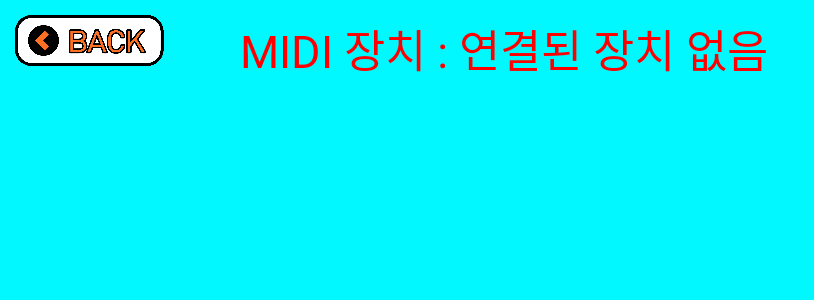
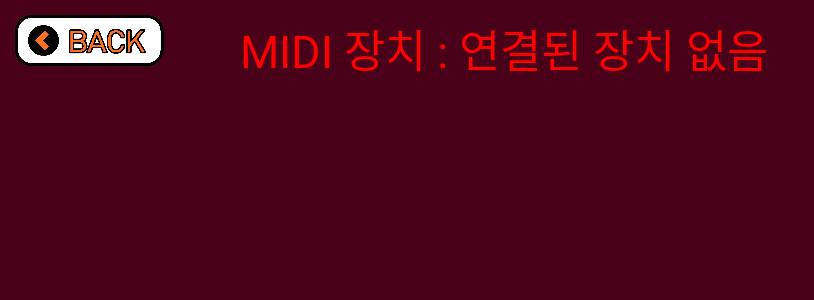
Before and after one commit to BlackLair/Crescendo_Piano, an Android app: the MidiActivity screen opened directly, with no data from a screen before it, on a phone screen of 824 x 412 dp (held sideways). Shown: the top 300 px of the screen, without its empty margins (0-814 px from the left). Run offline under Robolectric (Android 15) with nearby library versions, the phone set to English and light mode, and no system bars; 3 statements that could not run were skipped.

Commit message:
MIDI 장치 연결 혹은 해제시 배경 색 애니메이션으로 전환 코드선택액티비티 미사용 변수 제거

```diff
--- a/app/src/main/java/com/example/crescendo_piano/CodeSelectActivity.java
+++ b/app/src/main/java/com/example/crescendo_piano/CodeSelectActivity.java
@@ -56,7 +56,7 @@ public class CodeSelectActivity extends AppCompatActivity {
         // 페이지 넘어갈 때 배경색 바꾸기
         code_background=findViewById(R.id.code_background);
         ValueAnimator colorAnimation;
-        int colorfrom, colorto, count=0;
+        int colorfrom, colorto;
         colorfrom=((ColorDrawable)code_background.getBackground()).getColor();
         colorto= Color.parseColor("#33FF33");
         colorAnimation=ValueAnimator.ofObject(new ArgbEvaluator(), colorfrom, colorto);
--- a/app/src/main/java/com/example/crescendo_piano/MidiActivity.java
+++ b/app/src/main/java/com/example/crescendo_piano/MidiActivity.java
@@ -3,9 +3,12 @@ package com.example.crescendo_piano;
 import androidx.annotation.RequiresApi;
 import androidx.appcompat.app.AppCompatActivity;
 
+import android.animation.ArgbEvaluator;
+import android.animation.ValueAnimator;
 import android.content.Context;
 import android.content.Intent;
 import android.graphics.Color;
+import android.graphics.drawable.ColorDrawable;
 import android.media.SoundPool;
 import android.media.midi.MidiDevice;
 import android.media.midi.MidiDeviceInfo;
@@ -18,6 +21,7 @@ import android.os.Looper;
 import android.view.MotionEvent;
 import android.view.View;
 import android.widget.ImageButton;
+import android.widget.RelativeLayout;
 import android.widget.TextView;
 
 import org.w3c.dom.Text;
@@ -37,6 +41,8 @@ public class MidiActivity extends AppCompatActivity {
     public int inst;    // 0 : 피아노 1 : 바이올린 3 : 하프
     public TextView deviceName;
     public Boolean isConnected=false;
+    public RelativeLayout midi_layout;
+    public ValueAnimator colorAnimation;
     @RequiresApi(api = Build.VERSION_CODES.P)
     @Override
     protected void onCreate(Bundle savedInstanceState) {
@@ -65,6 +71,21 @@ public class MidiActivity extends AppCompatActivity {
         MidiDeviceInfo[] deviceList=midiManager.getDevices();   // 연결되어 있는 장치 목록 가져옴
 
 
+
+        int colorfrom, colorto;
+        midi_layout=(RelativeLayout)findViewById(R.id.midi_layout);
+        colorfrom=((ColorDrawable)midi_layout.getBackground()).getColor();
+        colorto= Color.parseColor("#008886");
+        colorAnimation=ValueAnimator.ofObject(new ArgbEvaluator(), colorfrom, colorto);
+        colorAnimation.addUpdateListener(new ValueAnimator.AnimatorUpdateListener() {
+            @Override
+            public void onAnimationUpdate(ValueAnimator valueAnimator) {
+                midi_layout.setBackgroundColor((int)valueAnimator.getAnimatedValue());
+            }
+        });
+
+
+
         deviceName=(TextView)findViewById(R.id.deviceName); // 장치 이름 표시 텍스트뷰
         myMidiCallback=new MidiDeviceCallback(this, deviceName );
         midiManager.registerDeviceCallback(myMidiCallback, Handler.createAsync(Looper.getMainLooper())); //디바이스 콜백 등록
@@ -75,6 +96,9 @@ public class MidiActivity extends AppCompatActivity {
             String manufacturer=properties.getString(MidiDeviceInfo.PROPERTY_NAME); // 장치 이름 가져옴
             deviceName.setText("MIDI 장치 : "+manufacturer);
             deviceName.setTextColor(Color.parseColor("#00FF00"));
+            colorAnimation.setObjectValues(((ColorDrawable)midi_layout.getBackground()).getColor(), Color.parseColor("#008886"));
+            colorAnimation.setDuration(500);
+            colorAnimation.start();  // 장치 열고 배경 색 변경
             midiManager.openDevice(deviceList[0], new MidiManager.OnDeviceOpenedListener() {
                 @Override
                 public void onDeviceOpened(MidiDevice midiDevice) {
--- a/app/src/main/res/layout/activity_midi.xml
+++ b/app/src/main/res/layout/activity_midi.xml
@@ -5,7 +5,8 @@
     android:layout_width="match_parent"
     android:layout_height="match_parent"
     tools:context=".MidiActivity"
-    android:background="#01F8FF">
+    android:background="#490019"
+    android:id="@+id/midi_layout">
 
     <ImageButton
         android:layout_width="100dp"
```
Also changed, not shown: app/src/main/java/com/example/crescendo_piano/MidiDeviceCallback.java (+8 -1 lines).
